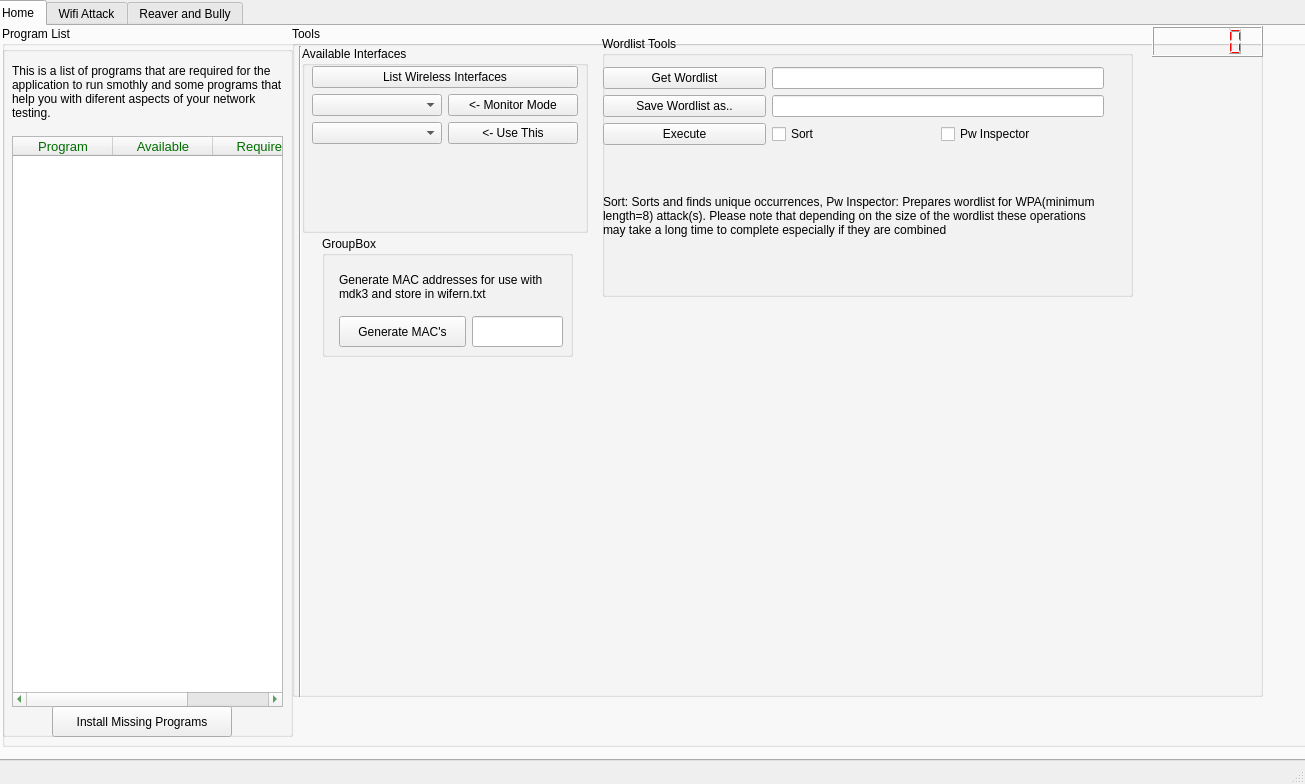
First picture: the form in wifern.ui, repository houcy/wifern, before the edit.
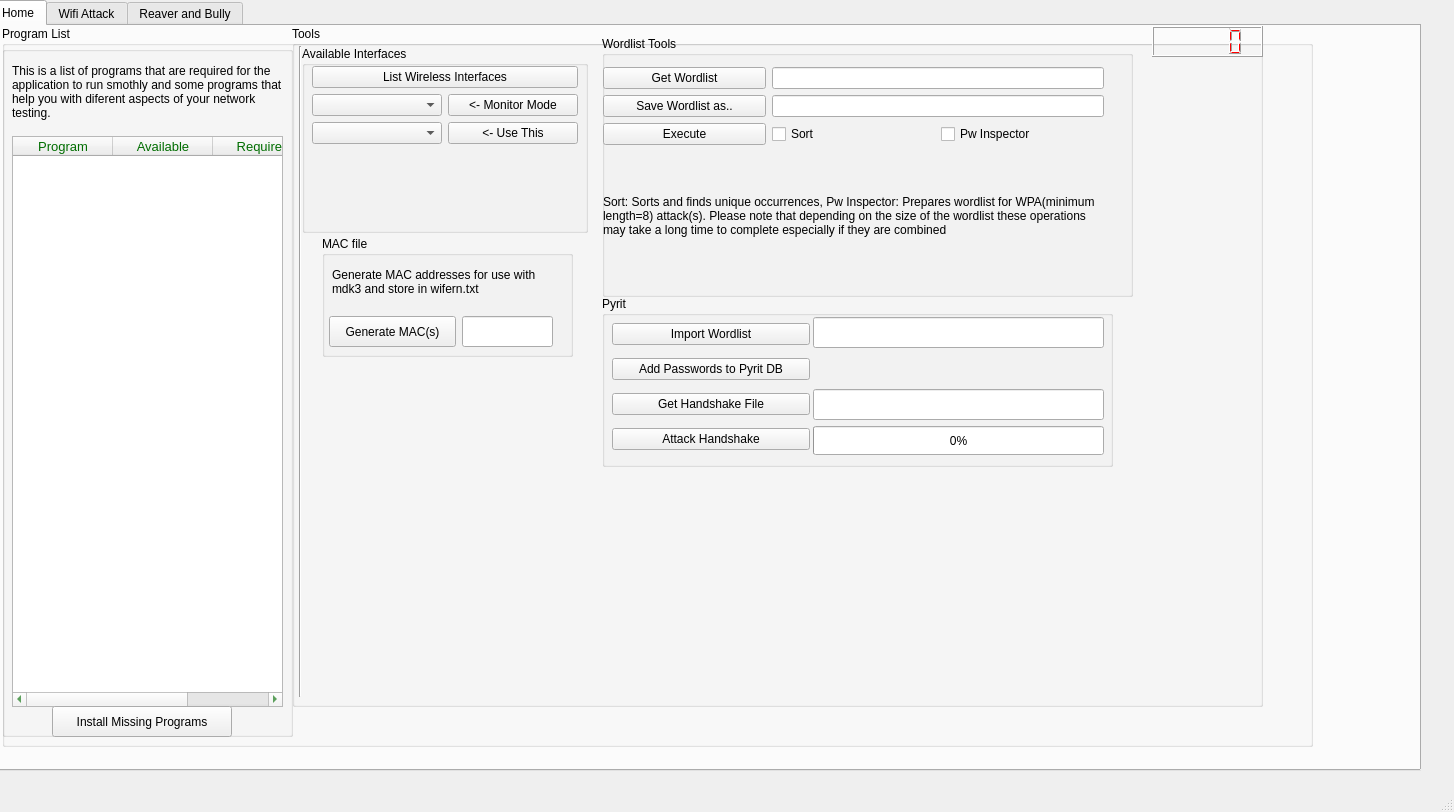
Second picture: the form after the edit. Icons and pictures are not drawn.

Commit message: mac generator & recs changes

What changed in the file:
```diff
--- a/wifern.ui
+++ b/wifern.ui
@@ -6,8 +6,8 @@
    <rect>
     <x>0</x>
     <y>0</y>
-    <width>1305</width>
-    <height>784</height>
+    <width>1454</width>
+    <height>812</height>
    </rect>
   </property>
   <property name="sizePolicy">
@@ -29,7 +29,7 @@
       <x>-10</x>
       <y>0</y>
       <width>1431</width>
-      <height>761</height>
+      <height>771</height>
      </rect>
     </property>
     <property name="sizePolicy">
@@ -94,7 +94,7 @@
             <x>290</x>
             <y>0</y>
             <width>971</width>
-            <height>671</height>
+            <height>681</height>
            </rect>
           </property>
           <property name="title">
@@ -310,12 +310,12 @@
             </rect>
            </property>
            <property name="title">
-            <string>GroupBox</string>
+            <string>MAC file</string>
            </property>
            <widget class="QLineEdit" name="mac_gen_lineEdit">
             <property name="geometry">
              <rect>
-              <x>150</x>
+              <x>140</x>
               <y>80</y>
               <width>91</width>
               <height>31</height>
@@ -325,21 +325,21 @@
            <widget class="QPushButton" name="mac_gen_Button">
             <property name="geometry">
              <rect>
-              <x>17</x>
+              <x>7</x>
               <y>80</y>
               <width>127</width>
               <height>31</height>
              </rect>
             </property>
             <property name="text">
-             <string>Generate MAC's</string>
+             <string>Generate MAC(s)</string>
             </property>
            </widget>
            <widget class="QLabel" name="label_11">
             <property name="geometry">
              <rect>
-              <x>17</x>
-              <y>25</y>
+              <x>10</x>
+              <y>20</y>
               <width>231</width>
               <height>51</height>
              </rect>
@@ -352,6 +352,104 @@
             </property>
            </widget>
           </widget>
+          <widget class="QGroupBox" name="groupBox_6">
+           <property name="geometry">
+            <rect>
+             <x>310</x>
+             <y>270</y>
+             <width>511</width>
+             <height>171</height>
+            </rect>
+           </property>
+           <property name="title">
+            <string>Pyrit</string>
+           </property>
+           <widget class="QWidget" name="layoutWidget">
+            <property name="geometry">
+             <rect>
+              <x>10</x>
+              <y>20</y>
+              <width>198</width>
+              <height>144</height>
+             </rect>
+            </property>
+            <layout class="QVBoxLayout" name="verticalLayout_7">
+             <item>
+              <widget class="QPushButton" name="Pyrit_import_pw_Button">
+               <property name="toolTip">
+                <string>&lt;html&gt;&lt;head/&gt;&lt;body&gt;&lt;p&gt;Select a wordlist to be added to the pyrit database for later attacks. PMK(s) will be generated and stored in the pyrit folder&lt;/p&gt;&lt;/body&gt;&lt;/html&gt;</string>
+               </property>
+               <property name="text">
+                <string>Import Wordlist</string>
+               </property>
+              </widget>
+             </item>
+             <item>
+              <widget class="QPushButton" name="Pyrit_import_todb_Button">
+               <property name="toolTip">
+                <string>PMK(s) will be generated and added to the Database</string>
+               </property>
+               <property name="text">
+                <string>Add Passwords to Pyrit DB</string>
+               </property>
+              </widget>
+             </item>
+             <item>
+              <widget class="QPushButton" name="Pyrit_handshake_getButton">
+               <property name="toolTip">
+                <string>If you have a handshake file enter it here</string>
+               </property>
+               <property name="text">
+                <string>Get Handshake File</string>
+               </property>
+              </widget>
+             </item>
+             <item>
+              <widget class="QPushButton" name="Pyrit_handshake_attackButton">
+               <property name="toolTip">
+                <string>Attack the above entered handshake file with the ALREADY stored PMK(s). If there are no PMK(s) an error will occour</string>
+               </property>
+               <property name="text">
+                <string>Attack Handshake</string>
+               </property>
+              </widget>
+             </item>
+            </layout>
+           </widget>
+           <widget class="QLineEdit" name="pyrit_import_pw_lineEdit">
+            <property name="geometry">
+             <rect>
+              <x>211</x>
+              <y>21</y>
+              <width>291</width>
+              <height>31</height>
+             </rect>
+            </property>
+           </widget>
+           <widget class="QProgressBar" name="pyrit_attack_Hshake_progressBar">
+            <property name="geometry">
+             <rect>
+              <x>211</x>
+              <y>130</y>
+              <width>291</width>
+              <height>29</height>
+             </rect>
+            </property>
+            <property name="value">
+             <number>0</number>
+            </property>
+           </widget>
+           <widget class="QLineEdit" name="pyrit_import_Hshake_lineEdit">
+            <property name="geometry">
+             <rect>
+              <x>211</x>
+              <y>93</y>
+              <width>291</width>
+              <height>31</height>
+             </rect>
+            </property>
+           </widget>
+          </widget>
          </widget>
          <widget class="QGroupBox" name="groupBox_4">
           <property name="geometry">
```
Left out of the diff: 21 changed lines with no effect on the pictures. The commit also changes 2 other files.
